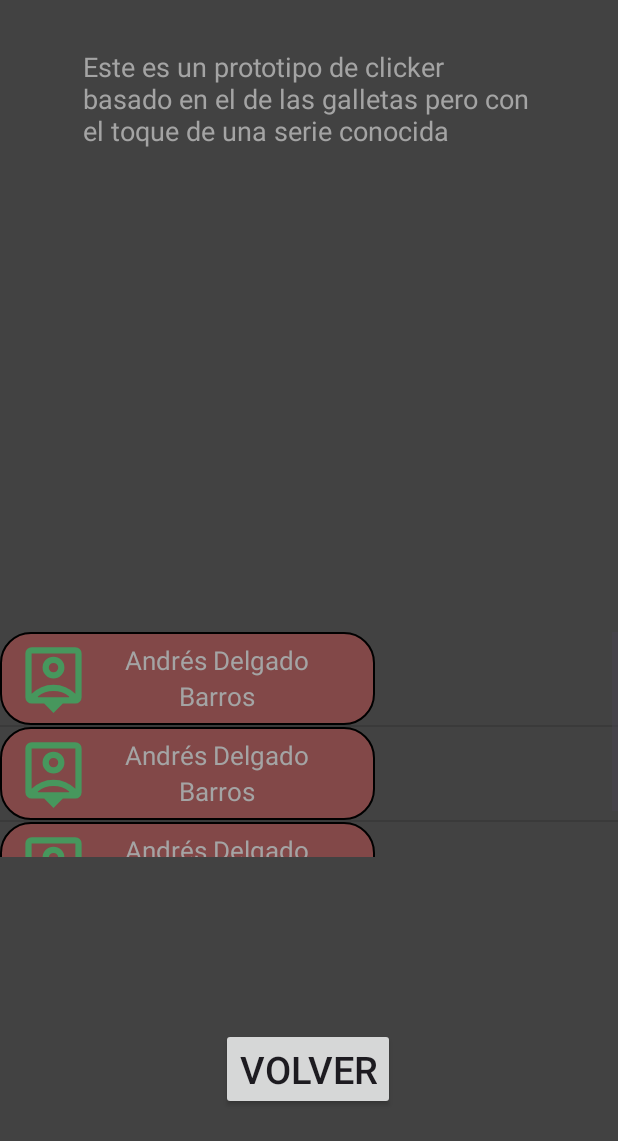
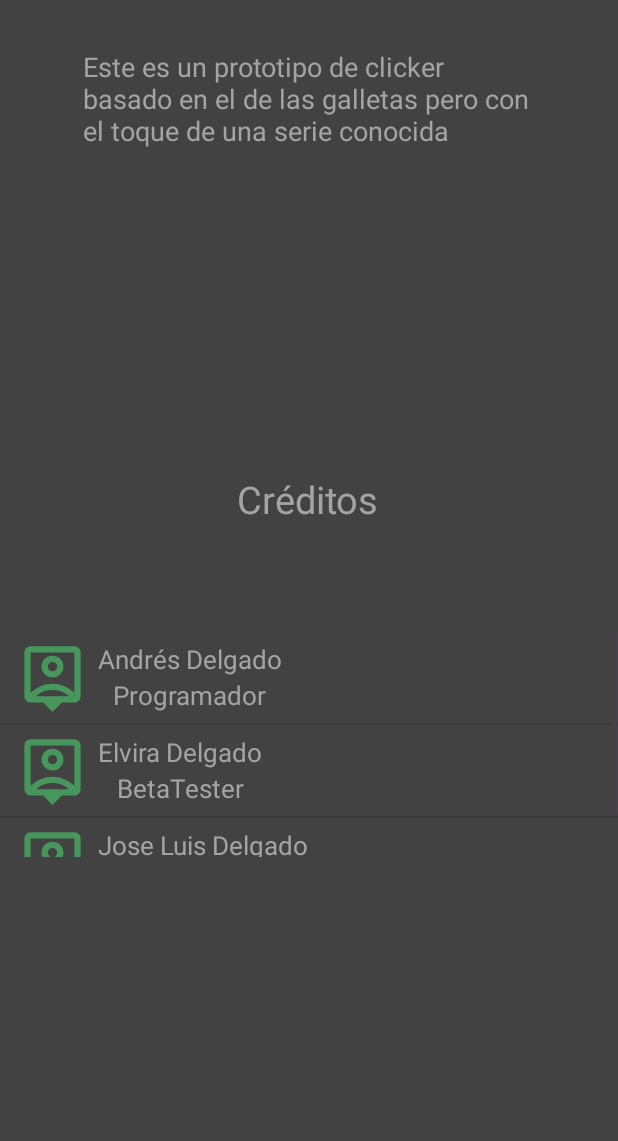
Before and after one commit to DiaboloRoucho/ContadorAndres, an Android app: the PantallaInfo screen opened directly, with no data from a screen before it, on a phone screen of 412 x 824 dp. Shown: the top 1141 px of the screen. Run offline under Robolectric (Android 15) with nearby library versions, the phone set to English and light mode, and no system bars.

Commit message:
Reajustes varios

```diff
--- a/app/src/main/java/com/example/contador/ListViewAdapter.java
+++ b/app/src/main/java/com/example/contador/ListViewAdapter.java
@@ -23,7 +23,7 @@ public class ListViewAdapter extends ArrayAdapter<Persona> {
     public  View getView(int position, @Nullable View convertView, @NonNull ViewGroup parent){
         Persona p = getItem(position);
         if (convertView==null)
-            convertView = LayoutInflater.from(this.getContext()).inflate(R.layout.activity_item_listview, parent, false);
+            convertView = LayoutInflater.from(this.getContext()).inflate(R.layout.item_listview2, parent, false);
         ((ImageView)convertView.findViewById(R.id.itemImageView)).setImageResource(p.getImagen());
         ((TextView)convertView.findViewById(R.id.itemTextView1)).setText(p.getNombre());
         ((TextView)convertView.findViewById(R.id.itemTextView2)).setText(p.getLocalidad());
--- a/app/src/main/java/com/example/contador/MainActivity.java
+++ b/app/src/main/java/com/example/contador/MainActivity.java
@@ -80,7 +80,7 @@ public class MainActivity extends AppCompatActivity {
             rv.setHasFixedSize(true);
             rv.setLayoutManager(new LinearLayoutManager(this));
             List<Persona> l = Arrays.asList(
-                    new Persona("Mejoras de exoesqueleto", extras.getString("n1"), R.drawable.cursor),
+                    new Persona("Nvl exoesqueleto", extras.getString("n1"), R.drawable.cursor),
                     new Persona("Ratones excavando", extras.getString("sumaraton"),R.drawable.raton),
                     new Persona("Plumbus plumbeando", extras.getString("n2"), R.drawable.pichon),
                     new Persona("Pichones esclavizados", extras.getString("n3"),R.drawable.increment)
@@ -92,10 +92,12 @@ public class MainActivity extends AppCompatActivity {
     @Override
     public void onCreateContextMenu(ContextMenu menu, View v, ContextMenu.ContextMenuInfo menuinfo){
         if (v.getId()==R.id.texto){
-            menu.setHeaderTitle("Resetear");
             getMenuInflater().inflate(R.menu.menumero, menu);
         }
     }
+
+    public void volver(View v) {finish();}
+
     @Override
     public boolean onContextItemSelected(@NonNull MenuItem item){
 
@@ -112,7 +114,7 @@ public class MainActivity extends AppCompatActivity {
         n1 = new BigInteger("0");
         n2 = new BigInteger("0");
         n3 = new BigInteger("0");
-        contador.setText(suma.toString());
+        format(suma);
         return super.onContextItemSelected(item);
 
     }
--- a/app/src/main/java/com/example/contador/PantallaInfo.java
+++ b/app/src/main/java/com/example/contador/PantallaInfo.java
@@ -20,11 +20,11 @@ public class PantallaInfo extends ListActivity implements AdapterView.OnItemClic
     protected void onCreate(Bundle savedInstanceState) {
         super.onCreate(savedInstanceState);
         setContentView(R.layout.activity_pantalla_info);
-        volver = findViewById(R.id.volverInfo);
+
         List<Persona> p = Arrays.asList(
-                new Persona("Andrés Delgado", "Barros", R.drawable.person_pin_fill0_wght400_grad0_opsz24),
-                new Persona("Andrés Delgado", "Barros", R.drawable.person_pin_fill0_wght400_grad0_opsz24),
-                new Persona("Andrés Delgado", "Barros", R.drawable.person_pin_fill0_wght400_grad0_opsz24)
+                new Persona("Andrés Delgado", "Programador", R.drawable.person_pin_fill0_wght400_grad0_opsz24),
+                new Persona("Elvira Delgado", "BetaTester", R.drawable.person_pin_fill0_wght400_grad0_opsz24),
+                new Persona("Jose Luis Delgado", "Productor", R.drawable.person_pin_fill0_wght400_grad0_opsz24)
         );
         ListViewAdapter adapter = new ListViewAdapter(this, R.layout.activity_item_listview, p);
         setListAdapter(adapter);
--- a/app/src/main/res/drawable/cursor.xml
+++ b/app/src/main/res/drawable/cursor.xml
@@ -1,6 +1,6 @@
 <vector xmlns:android="http://schemas.android.com/apk/res/android"
-    android:width="128dp"
-    android:height="128dp"
+    android:width="24dp"
+    android:height="24dp"
     android:viewportWidth="256"
     android:viewportHeight="256">
   <path
--- a/app/src/main/res/drawable/pichon.xml
+++ b/app/src/main/res/drawable/pichon.xml
@@ -1,6 +1,6 @@
 <vector xmlns:android="http://schemas.android.com/apk/res/android"
-    android:width="128dp"
-    android:height="128dp"
+    android:width="24dp"
+    android:height="24dp"
     android:viewportWidth="24"
     android:viewportHeight="24">
   <path
--- a/app/src/main/res/drawable/raton.xml
+++ b/app/src/main/res/drawable/raton.xml
@@ -1,6 +1,6 @@
 <vector xmlns:android="http://schemas.android.com/apk/res/android"
-    android:width="128dp"
-    android:height="128dp"
+    android:width="24dp"
+    android:height="24dp"
     android:viewportWidth="64"
     android:viewportHeight="64">
   <path
--- /dev/null
+++ b/app/src/main/res/drawable/salir.xml
@@ -0,0 +1,9 @@
+<vector xmlns:android="http://schemas.android.com/apk/res/android"
+    android:width="75dp"
+    android:height="75dp"
+    android:viewportWidth="24"
+    android:viewportHeight="24">
+  <path
+      android:pathData="M5,21q-0.825,0 -1.413,-0.588T3,19v-4h2v4h14L19,5L5,5v4L3,9L3,5q0,-0.825 0.588,-1.413T5,3h14q0.825,0 1.413,0.588T21,5v14q0,0.825 -0.588,1.413T19,21L5,21ZM10.5,17l-1.4,-1.45L11.65,13L3,13v-2h8.65L9.1,8.45L10.5,7l5,5l-5,5Z"
+      android:fillColor="#47975D"/>
+</vector>
--- a/app/src/main/res/layout/activity_main.xml
+++ b/app/src/main/res/layout/activity_main.xml
@@ -43,9 +43,23 @@
         android:src="@drawable/shopping_cart_fill0_wght400_grad0_opsz24"
         app:layout_constraintBottom_toBottomOf="parent"
         app:layout_constraintEnd_toEndOf="parent"
+        app:layout_constraintHorizontal_bias="0.907"
         app:layout_constraintStart_toStartOf="parent"
         app:layout_constraintTop_toBottomOf="@+id/imagen1"
-        app:layout_constraintVertical_bias="0.576" />
+        app:layout_constraintVertical_bias="0.771" />
+
+    <ImageView
+        android:id="@+id/imageView1"
+        android:layout_width="wrap_content"
+        android:layout_height="wrap_content"
+        android:onClick="volver"
+        android:src="@drawable/salir"
+        app:layout_constraintBottom_toBottomOf="parent"
+        app:layout_constraintEnd_toEndOf="parent"
+        app:layout_constraintHorizontal_bias="0.089"
+        app:layout_constraintStart_toStartOf="parent"
+        app:layout_constraintTop_toBottomOf="@+id/imagen1"
+        app:layout_constraintVertical_bias="0.771" />
 
     <androidx.recyclerview.widget.RecyclerView
         android:id="@+id/recyclerViewMain"
--- a/app/src/main/res/layout/activity_pantalla_info.xml
+++ b/app/src/main/res/layout/activity_pantalla_info.xml
@@ -21,6 +21,7 @@
         app:layout_constraintTop_toTopOf="parent"
         app:layout_constraintVertical_bias="0.042" />
 
+
     <ListView
         android:id="@android:id/list"
         android:layout_width="wrap_content"
@@ -32,20 +33,18 @@
         app:layout_constraintTop_toBottomOf="@+id/textoInfo"
         app:layout_constraintVertical_bias="0.56" />
 
-    <Button
-        android:id="@+id/volverInfo"
+    <TextView
+        android:id="@+id/textView"
         android:layout_width="wrap_content"
         android:layout_height="wrap_content"
-        android:layout_marginBottom="84dp"
-        android:onClick="volver"
-        android:text="Volver"
+        android:layout_marginTop="216dp"
+        android:textColor="@color/colorText"
         android:textSize="25dp"
-        app:layout_constraintBottom_toBottomOf="parent"
+        android:text="Créditos"
         app:layout_constraintEnd_toEndOf="parent"
         app:layout_constraintHorizontal_bias="0.498"
         app:layout_constraintStart_toStartOf="parent"
-        app:layout_constraintTop_toBottomOf="@+id/textoInfo"
-        app:layout_constraintVertical_bias="1.0" />
+        app:layout_constraintTop_toBottomOf="@+id/textoInfo" />
 
 
 </androidx.constraintlayout.widget.ConstraintLayout>
--- /dev/null
+++ b/app/src/main/res/layout/item_listview2.xml
@@ -0,0 +1,52 @@
+<?xml version="1.0" encoding="utf-8"?>
+<LinearLayout xmlns:android="http://schemas.android.com/apk/res/android"
+    xmlns:app="http://schemas.android.com/apk/res-auto"
+    xmlns:tools="http://schemas.android.com/tools"
+    android:id="@+id/itemLayout"
+    android:layout_width="match_parent"
+    android:layout_height="wrap_content"
+    android:orientation="horizontal"
+    app:layout_constraintEnd_toEndOf="parent"
+    app:layout_constraintStart_toStartOf="parent"
+    app:layout_constraintTop_toTopOf="parent"
+    android:gravity="center_vertical"
+    android:layout_margin="5dp">
+
+    <ImageView
+        android:id="@+id/itemImageView"
+        android:layout_width="70dp"
+        android:layout_height="wrap_content"
+        app:srcCompat="@drawable/person_pin_fill0_wght400_grad0_opsz24"
+        tools:layout_editor_absoluteX="69dp"
+        tools:layout_editor_absoluteY="69dp"
+        android:padding="5dp"
+        android:layout_marginRight="20dp"/>
+
+    <LinearLayout
+        android:layout_width="match_parent"
+        android:layout_height="wrap_content"
+        android:orientation="vertical"
+        android:gravity="center"
+        android:padding="5dp"
+        android:layout_marginLeft="-30dp">
+        <TextView
+            android:id="@+id/itemTextView1"
+            android:layout_width="wrap_content"
+            android:layout_height="wrap_content"
+            android:text="nombre"
+            android:textColor="#a4a4a4"
+            android:textSize="17dp"
+            tools:layout_editor_absoluteX="134dp"
+            tools:layout_editor_absoluteY="215dp" />
+
+        <TextView
+            android:id="@+id/itemTextView2"
+            android:layout_width="wrap_content"
+            android:layout_height="wrap_content"
+            android:text="localidad"
+            android:textSize="17dp"
+            android:textColor="#a4a4a4"
+            tools:layout_editor_absoluteX="213dp"
+            tools:layout_editor_absoluteY="279dp" />
+    </LinearLayout>
+</LinearLayout>
```
